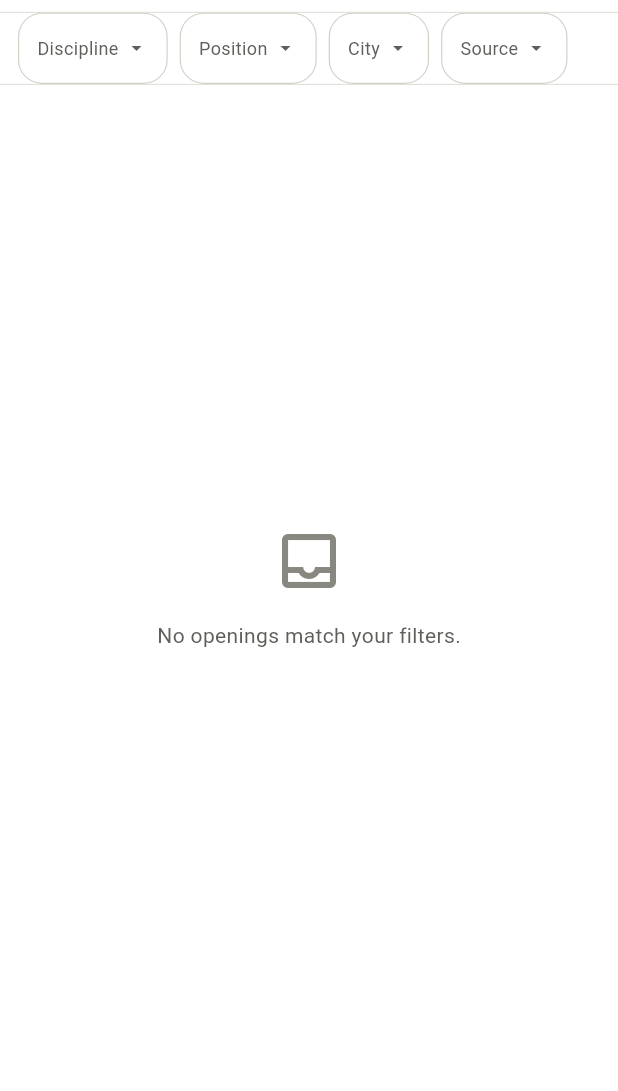
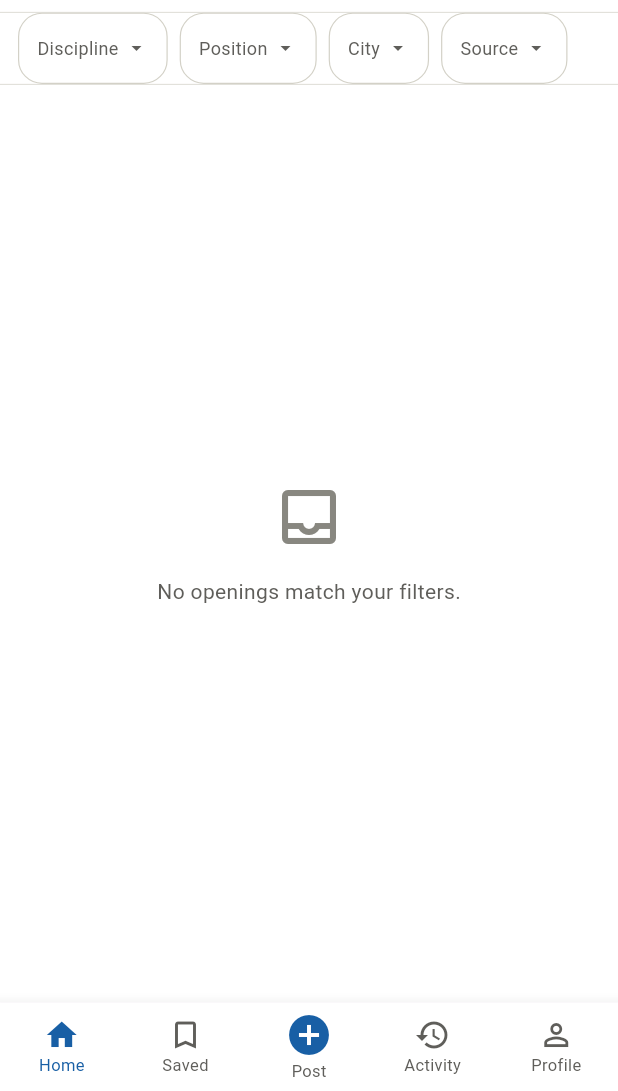
Before and after one commit to pravin-krishna-10/faculty-hub, a Flutter app: the screen it shows once a user with an empty profile is signed in, on a phone screen of 412 x 824 dp, the part 145-1236 px from its top. Run offline on Flutter 3.47's test engine with Material 3 defaults, Android fonts, the phone set to English and light mode, and no system bars; our stand-ins replace cloud_firestore, firebase_auth, firebase_core; accounts and stored records are empty; generated files the repository leaves out were written again.

Commit message:
Add bottom navigation with 5 tabs (Home, Saved, Post, Activity, Profile)

```diff
--- a/lib/main.dart
+++ b/lib/main.dart
@@ -3,7 +3,7 @@ import 'package:firebase_core/firebase_core.dart';
 import 'package:firebase_auth/firebase_auth.dart';
 import 'firebase_options.dart';
 import 'screens/login_screen.dart';
-import 'screens/home_screen.dart';
+import 'screens/main_shell.dart';
 import 'services/auth_service.dart';
 
 void main() async {
@@ -51,7 +51,7 @@ class AuthGate extends StatelessWidget {
 
         // Signed in → home. Otherwise → login.
         if (snapshot.hasData && snapshot.data != null) {
-          return const HomeScreen();
+          return const MainShell();
         }
         return const LoginScreen();
       },
--- /dev/null
+++ b/lib/screens/main_shell.dart
@@ -0,0 +1,89 @@
+import 'package:flutter/material.dart';
+import '../utils/theme.dart';
+import 'home_screen.dart';
+import 'saved_screen.dart';
+import 'activity_screen.dart';
+import 'profile_screen.dart';
+
+class MainShell extends StatefulWidget {
+  const MainShell({super.key});
+
+  @override
+  State<MainShell> createState() => _MainShellState();
+}
+
+class _MainShellState extends State<MainShell> {
+  int _currentIndex = 0;
+
+  static const _screens = [
+    HomeScreen(),
+    SavedScreen(),
+    ActivityScreen(),
+    ProfileScreen(),
+  ];
+
+  void _onTabTap(int index) {
+    if (index == 2) {
+      // The "+" Post button — not a real tab.
+      // For now, show a snackbar. Cycle 3 will open the post form.
+      ScaffoldMessenger.of(context).showSnackBar(
+        const SnackBar(
+          content: Text('Post form coming in Cycle 3'),
+          duration: Duration(seconds: 2),
+        ),
+      );
+      return;
+    }
+    // Map nav index (0,1,3,4) → screen index (0,1,2,3)
+    final screenIndex = index < 2 ? index : index - 1;
+    setState(() => _currentIndex = screenIndex);
+  }
+
+  int get _navIndex {
+    // Map screen index back to nav index (account for skipped + button at index 2)
+    return _currentIndex < 2 ? _currentIndex : _currentIndex + 1;
+  }
+
+  @override
+  Widget build(BuildContext context) {
+    return Scaffold(
+      body: _screens[_currentIndex],
+      bottomNavigationBar: BottomNavigationBar(
+        currentIndex: _navIndex,
+        onTap: _onTabTap,
+        type: BottomNavigationBarType.fixed,
+        backgroundColor: AppColors.background,
+        selectedItemColor: AppColors.primary,
+        unselectedItemColor: AppColors.textSecondary,
+        selectedFontSize: 11,
+        unselectedFontSize: 11,
+        items: const [
+          BottomNavigationBarItem(
+            icon: Icon(Icons.home_outlined),
+            activeIcon: Icon(Icons.home),
+            label: 'Home',
+          ),
+          BottomNavigationBarItem(
+            icon: Icon(Icons.bookmark_border),
+            activeIcon: Icon(Icons.bookmark),
+            label: 'Saved',
+          ),
+          BottomNavigationBarItem(
+            icon: Icon(Icons.add_circle, size: 32, color: AppColors.primary),
+            label: 'Post',
+          ),
+          BottomNavigationBarItem(
+            icon: Icon(Icons.history),
+            activeIcon: Icon(Icons.history),
+            label: 'Activity',
+          ),
+          BottomNavigationBarItem(
+            icon: Icon(Icons.person_outline),
+            activeIcon: Icon(Icons.person),
+            label: 'Profile',
+          ),
+        ],
+      ),
+    );
+  }
+}
```
Also changed, not shown: lib/screens/activity_screen.dart (added, +46 -0 lines), lib/screens/profile_screen.dart (added, +100 -0 lines), lib/screens/saved_screen.dart (added, +50 -0 lines).
